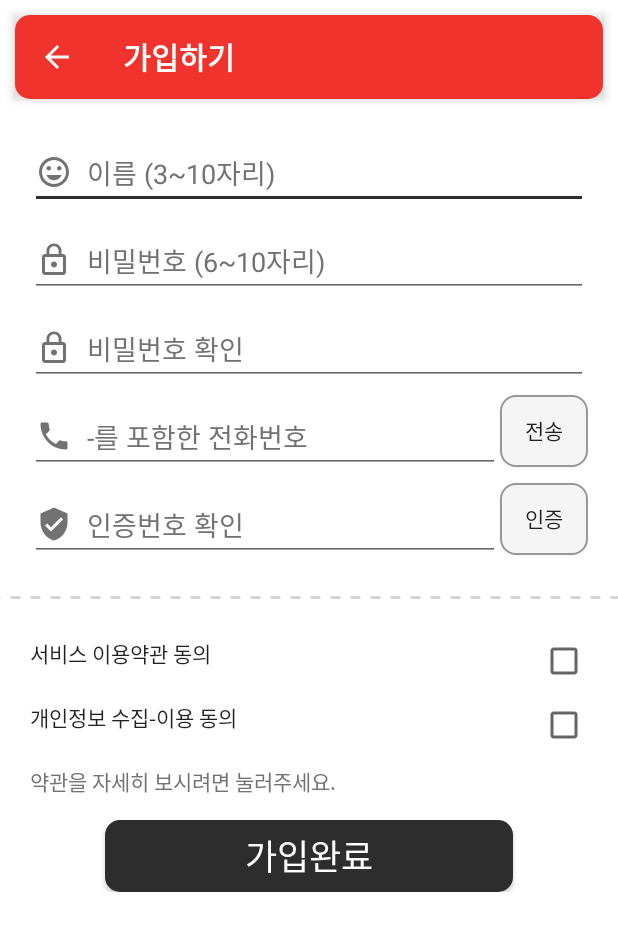
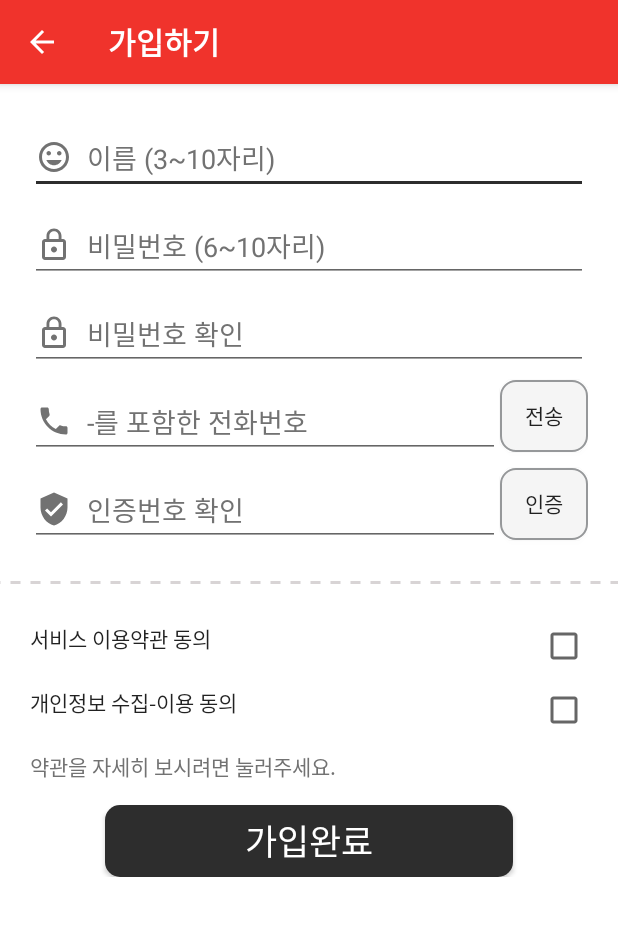
Before and after one commit to henrychoi7/LottoVillageClient, an Android app: the RegisterActivity screen opened directly, with no data from a screen before it, on a phone screen of 412 x 824 dp. Shown: the top 931 px of the screen. Run offline under Robolectric (Android 15) with nearby library versions, the phone set to English and light mode, and no system bars; our stand-ins replace RxJava; libraries missing offline, so code that uses them is left out: com.yarolegovich.lovelydialog.

Commit message:
change appbar style

```diff
--- a/app/src/main/res/values/styles.xml
+++ b/app/src/main/res/values/styles.xml
@@ -29,8 +29,8 @@
     <style name="DefaultAppBarLayout">
         <item name="android:layout_width">match_parent</item>
         <item name="android:layout_height">wrap_content</item>
-        <item name="android:layout_margin">@dimen/margin_10</item>
-        <item name="android:background">@drawable/attr_layout_title</item>
+        <!--<item name="android:layout_margin">@dimen/margin_10</item>-->
+        <!--<item name="android:background">@drawable/attr_layout_title</item>-->
     </style>
 
     <style name="DefaultEditText">
```
